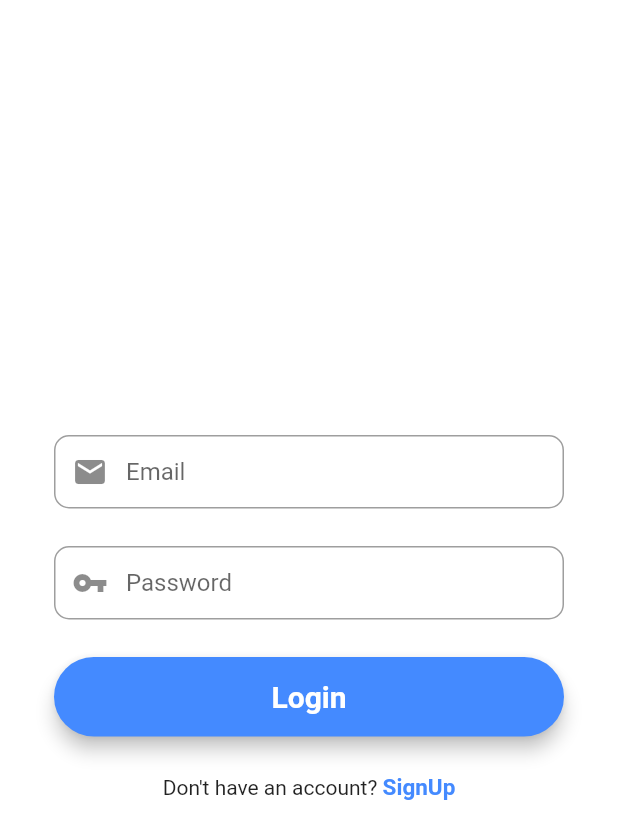
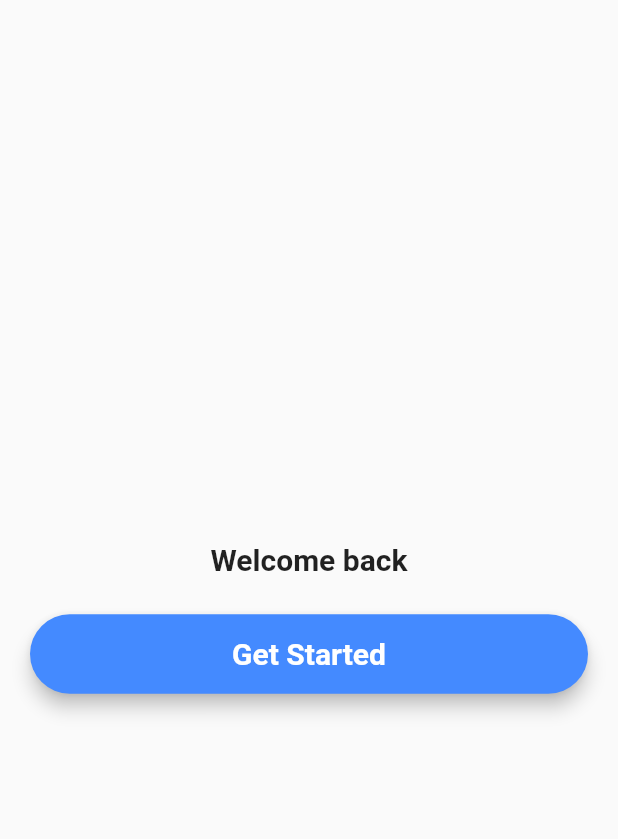
Before and after one commit to Waseem-Mosam/farm_app, a Flutter app: the screen it shows after launch, on a phone screen of 412 x 824 dp. Shown: the top 839 px of the screen. Run offline on Flutter 3.47's test engine with Material 2 defaults, Android fonts, the phone set to English and light mode, and no system bars.

Commit message:
Welcome page UI done

```diff
--- a/lib/main.dart
+++ b/lib/main.dart
@@ -1,4 +1,5 @@
 import 'package:farm_app/screens/login_screen.dart';
+import 'package:farm_app/screens/welcome_screen.dart';
 import 'package:flutter/material.dart';
 
 void main() {
@@ -17,7 +18,7 @@ class MyApp extends StatelessWidget {
 
         primarySwatch: Colors.blue,
       ),
-      home: LoginScreen(),
+      home: WelcomeScreen(),
     );
   }
 }
--- /dev/null
+++ b/lib/screens/welcome_screen.dart
@@ -0,0 +1,52 @@
+import 'package:farm_app/screens/login_screen.dart';
+import 'package:flutter/material.dart';
+
+class WelcomeScreen extends StatefulWidget {
+  const WelcomeScreen({Key? key}) : super(key: key);
+
+  @override
+  State<WelcomeScreen> createState() => _WelcomeScreenState();
+}
+
+class _WelcomeScreenState extends State<WelcomeScreen> {
+  @override
+  Widget build(BuildContext context) {
+
+    final getStartedButton = Material(
+      elevation: 5,
+      borderRadius: BorderRadius.circular(30),
+      color: Colors.blueAccent,
+      child: MaterialButton(
+        padding: EdgeInsets.fromLTRB(20, 15,20, 15),
+        minWidth: MediaQuery.of(context).size.width,
+        onPressed: (){
+          Navigator.push(context, MaterialPageRoute(builder: (context) => LoginScreen()));
+        },
+        child: Text("Get Started", textAlign: TextAlign.center,
+          style: TextStyle(fontSize: 20,
+              color: Colors.white,
+              fontWeight: FontWeight.bold),),
+      ),
+    );
+
+    return Scaffold(
+      body:Center(
+        child: Padding(
+          padding: EdgeInsets.all(20),
+          child: Column(
+            mainAxisAlignment: MainAxisAlignment.center,
+            crossAxisAlignment: CrossAxisAlignment.center,
+            children: <Widget>[
+              Text(
+                "Welcome back",
+                style: TextStyle(fontSize: 20, fontWeight: FontWeight.bold),
+              ),
+              SizedBox(height: 25 ,),
+              getStartedButton,
+            ],
+          ),
+        ),
+      ) ,
+    );
+  }
+}
```
Also changed, not shown: lib/screens/home_screen.dart (deleted).
